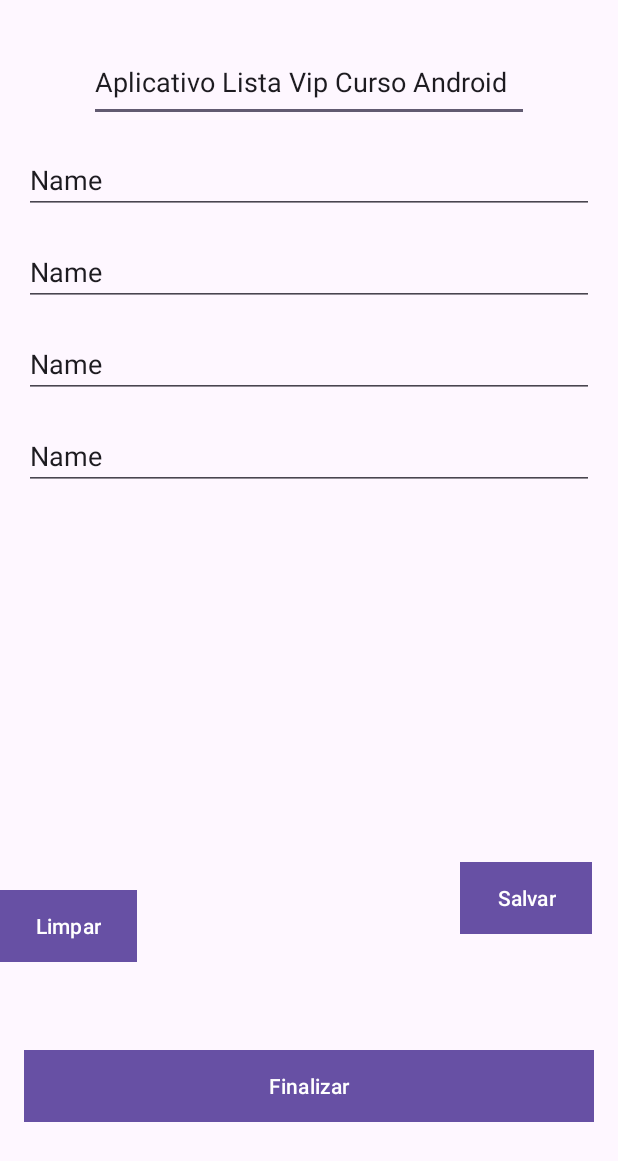
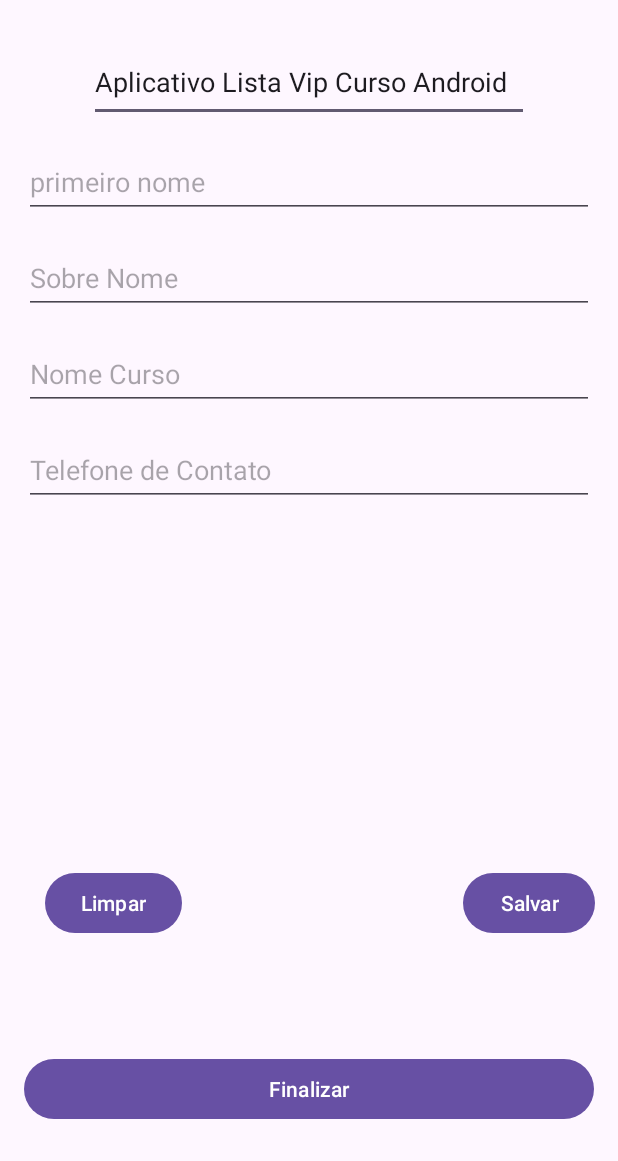
Before and after one commit to EDDIECARVALHO/Curso-Desenvolvimento-Android-, an Android app: the screen it shows after launch (MainActivity), on a phone screen of 412 x 824 dp. Shown: the top 1161 px of the screen. Run offline under Robolectric (Android 15) with nearby library versions, the phone set to English and light mode, and no system bars.

Commit message:
Criar o layout do aplicativo Customização

```diff
--- a/app/src/main/res/layout/activity_main.xml
+++ b/app/src/main/res/layout/activity_main.xml
@@ -17,88 +17,96 @@
         android:layout_height="53dp"
         android:ems="10"
         android:inputType="text"
-        android:text="Aplicativo Lista Vip Curso Android"
+        android:text="@string/txt_Titulo"
         app:layout_constraintBottom_toBottomOf="parent"
         app:layout_constraintEnd_toEndOf="parent"
         app:layout_constraintStart_toStartOf="parent"
         app:layout_constraintTop_toTopOf="parent"
-        app:layout_constraintVertical_bias="0.036" />
+        app:layout_constraintVertical_bias="0.036"
+        android:importantForAutofill="no"
+        tools:ignore="LabelFor" />
 
     <EditText
         android:id="@+id/editTextText6"
         android:layout_width="match_parent"
-        android:layout_height="wrap_content"
+        android:layout_height="48dp"
         android:layout_margin="16dp"
         android:layout_marginTop="120dp"
         android:ems="10"
-        android:hint="Primeiro Nome"
+        android:hint="@string/txt_hint_edit_Primeiro_nome"
         android:inputType="text"
-        android:text="Name"
+
         app:layout_constraintEnd_toEndOf="parent"
         app:layout_constraintHorizontal_bias="0.812"
         app:layout_constraintStart_toStartOf="parent"
-        app:layout_constraintTop_toBottomOf="@+id/editTextText5" />
+        app:layout_constraintTop_toBottomOf="@+id/editTextText5"
+        android:importantForAutofill="no" />
 
     <EditText
         android:id="@+id/editTextText7"
         android:layout_width="match_parent"
-        android:layout_height="wrap_content"
+        android:layout_height="48dp"
         android:layout_margin="16dp"
         android:ems="10"
-        android:hint="Sobrenome"
+        android:hint="@string/txt_hint_edit_Sobrenome"
         android:inputType="text"
-        android:text="Name"
+
         app:layout_constraintEnd_toEndOf="parent"
         app:layout_constraintStart_toStartOf="parent"
-        app:layout_constraintTop_toBottomOf="@+id/editTextText6" />
+        app:layout_constraintTop_toBottomOf="@+id/editTextText6"
+        android:importantForAutofill="no" />
 
     <EditText
         android:id="@+id/editTextText8"
         android:layout_width="match_parent"
-        android:layout_height="wrap_content"
+        android:layout_height="48dp"
         android:layout_margin="16dp"
         android:ems="10"
-        android:hint="Nome do Curso Desejado"
+        android:hint="@string/nome_do_curso_desejado"
         android:inputType="text"
-        android:text="Name"
+
         app:layout_constraintEnd_toEndOf="parent"
         app:layout_constraintStart_toStartOf="parent"
-        app:layout_constraintTop_toBottomOf="@+id/editTextText7" />
+        app:layout_constraintTop_toBottomOf="@+id/editTextText7"
+        android:importantForAutofill="no" />
 
     <EditText
         android:id="@+id/editTextText9"
         android:layout_width="match_parent"
-        android:layout_height="wrap_content"
+        android:layout_height="48dp"
         android:layout_margin="16dp"
         android:layout_marginTop="80dp"
         android:ems="10"
-        android:hint="Telefone de Contato"
+        android:hint="@string/txt_hint_edit_telefone_de_contato"
         android:inputType="text"
-        android:text="Name"
+
         app:layout_constraintEnd_toEndOf="parent"
         app:layout_constraintHorizontal_bias="0.812"
         app:layout_constraintStart_toStartOf="parent"
-        app:layout_constraintTop_toBottomOf="@+id/editTextText8" />
+        app:layout_constraintTop_toBottomOf="@+id/editTextText8"
+        android:importantForAutofill="no" />
 
     <Button
         android:id="@+id/button"
         android:layout_width="wrap_content"
         android:layout_height="wrap_content"
         android:layout_marginBottom="24dp"
-        android:background="@color/corBotoes"
-        android:text="Limpar"
+
+        android:text="@string/txt_button_limpar"
         app:layout_constraintBottom_toTopOf="@+id/button3"
+        app:layout_constraintEnd_toEndOf="parent"
+        app:layout_constraintHorizontal_bias="0.094"
+        app:layout_constraintStart_toStartOf="parent"
         app:layout_constraintTop_toBottomOf="@+id/editTextText9"
-        app:layout_constraintVertical_bias="0.885"
-        tools:layout_editor_absoluteX="26dp" />
+        app:layout_constraintVertical_bias="0.823" />
 
     <Button
         android:id="@+id/button2"
         android:layout_width="wrap_content"
         android:layout_height="wrap_content"
         android:layout_marginBottom="24dp"
-        android:background="@color/corBotoes"
-        android:text="Salvar"
+
+        android:text="@string/txt_button_salvar"
         app:layout_constraintBottom_toTopOf="@+id/button3"
         app:layout_constraintEnd_toEndOf="parent"
         app:layout_constraintHorizontal_bias="0.925"
@@ -112,8 +120,8 @@
         android:layout_height="wrap_content"
         android:layout_margin="16dp"
         android:layout_marginBottom="124dp"
-        android:background="@color/corBotoes"
-        android:text="Finalizar"
+
+        android:text="@string/txt_button_finalizar"
         app:layout_constraintBottom_toBottomOf="parent"
         app:layout_constraintEnd_toEndOf="parent"
         app:layout_constraintStart_toStartOf="parent"
--- a/app/src/main/res/values/strings.xml
+++ b/app/src/main/res/values/strings.xml
@@ -1,11 +1,15 @@
 <resources>
     <string name="app_name">AppListaCurso</string>
-    <string name="txt_titulo">Aplicativo Lista Vip Curso Android</string>
-    <string name="txt_hint_edit_primeiro_nome">Primeiro Nome</string>
-    <string name="txt_hint_edit_sobrenome">editTextText2</string>
-    <string name="txt_hint_edit_nome_do_curso_desejado">Nome do Curso Desejado</string>
+    <string name="txt_Titulo">Aplicativo Lista Vip Curso Android</string>
+
+
     <string name="txt_hint_edit_telefone_de_contato">Telefone de Contato</string>
     <string name="txt_button_limpar">Limpar</string>
     <string name="txt_button_salvar">Salvar</string>
     <string name="txt_button_finalizar">Finalizar</string>
+    <string name="txt_hint_edit_Primeiro_nome">primeiro nome</string>
+    <string name="txt_hint_edit_Sobrenome">Sobre Nome\n</string>
+    <string name="nome_do_curso_desejado">Nome Curso</string>
+
+
 </resources>
```
